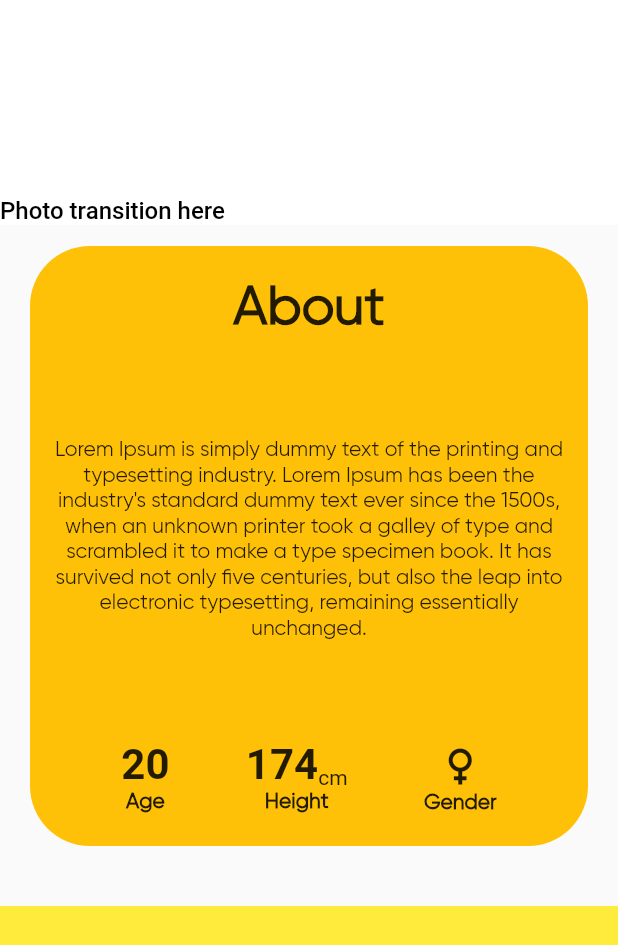
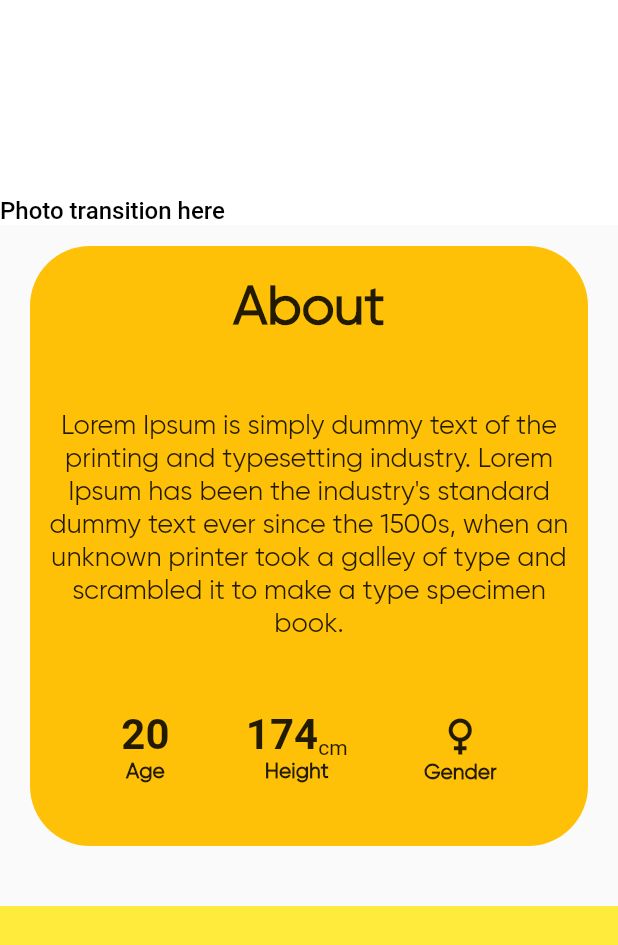
Before and after one commit to Amorion/Amorium, a Flutter app: the CardUser widget shown alone on an empty page, opened directly, scrolled down 576 dp, on a phone screen of 412 x 824 dp. Shown: the top 945 px of the screen. Run offline on Flutter 3.47's test engine with Material 2 defaults, Android fonts, the phone set to English and light mode, and no system bars; our stand-ins replace cloud_firestore, email_validator, firebase_auth, firebase_core, firebase_storage, flutter_riverpod and 1 more; accounts and stored records are empty.

Commit message:
some more

```diff
--- /dev/null
+++ b/lib/screens/home/widgets/about_box.dart
@@ -0,0 +1,116 @@
+import 'package:flutter/material.dart';
+
+class AboutBox extends StatelessWidget {
+  const AboutBox({
+    Key? key,
+  }) : super(key: key);
+
+  @override
+  Widget build(BuildContext context) {
+    return SliverToBoxAdapter(
+      child: Padding(
+        padding: const EdgeInsets.symmetric(
+          vertical: 40.0,
+          horizontal: 20.0,
+        ),
+        child: ClipRRect(
+          borderRadius: BorderRadius.circular(40),
+          child: Container(
+            height: 400,
+            color: Colors.amber,
+            padding: const EdgeInsets.only(
+              top: 20,
+              left: 10,
+              right: 10,
+              bottom: 40,
+            ),
+            child: Column(
+              children: [
+                const Text(
+                  "About",
+                  style: TextStyle(
+                    fontSize: 36,
+                    fontFamily: 'Gilroy',
+                    fontWeight: FontWeight.w900,
+                  ),
+                  textAlign: TextAlign.center,
+                ),
+                const Spacer(),
+                const Text(
+                  "Lorem Ipsum is simply dummy text of the printing and typesetting industry. Lorem Ipsum has been the industry's standard dummy text ever since the 1500s, when an unknown printer took a galley of type and scrambled it to make a type specimen book.",
+                  textAlign: TextAlign.center,
+                  style: TextStyle(
+                    fontFamily: "Gilroy",
+                    fontWeight: FontWeight.w500,
+                    fontSize: 18,
+                  ),
+                ),
+                const Spacer(),
+                Row(
+                  mainAxisAlignment: MainAxisAlignment.spaceEvenly,
+                  children: [
+                    Column(
+                      children: const [
+                        Text(
+                          "20",
+                          style: TextStyle(
+                            fontSize: 28,
+                            fontWeight: FontWeight.bold,
+                          ),
+                        ),
+                        Text(
+                          "Age",
+                          style: TextStyle(
+                              fontFamily: "Gilroy",
+                              fontWeight: FontWeight.w600),
+                        ),
+                      ],
+                    ),
+                    Column(
+                      children: [
+                        Row(
+                          crossAxisAlignment: CrossAxisAlignment.end,
+                          children: const [
+                            Text(
+                              "174",
+                              style: TextStyle(
+                                fontSize: 28,
+                                fontWeight: FontWeight.bold,
+                              ),
+                            ),
+                            Text("cm"),
+                          ],
+                        ),
+                        const Text(
+                          "Height",
+                          style: TextStyle(
+                              fontFamily: "Gilroy",
+                              fontWeight: FontWeight.w600),
+                        ),
+                      ],
+                    ),
+                    Column(
+                      children: const [
+                        Icon(
+                          Icons.female,
+                          size: 34,
+                        ),
+                        Text(
+                          "Gender",
+                          style: TextStyle(
+                            fontFamily: "Gilroy",
+                            fontWeight: FontWeight.w600,
+                          ),
+                        ),
+                      ],
+                    ),
+                  ],
+                ),
+              ],
+            ),
+          ),
+        ),
+      ),
+    );
+  }
+}
--- a/lib/screens/home/widgets/card_user.dart
+++ b/lib/screens/home/widgets/card_user.dart
@@ -1,4 +1,5 @@
 import 'package:amorium/common/widgets/touchable_opacity.dart';
+import 'package:amorium/screens/home/widgets/about_box.dart';
 import 'package:amorium/screens/home/widgets/custom_sliver.dart';
 import 'package:flutter/material.dart';
 
@@ -15,106 +16,7 @@ class CardUser extends StatelessWidget {
           pinned: true,
           delegate: CustomSliverAppBarDelegate(),
         ),
-        SliverToBoxAdapter(
-          child: Padding(
-            padding: const EdgeInsets.symmetric(
-              vertical: 40.0,
-              horizontal: 20.0,
-            ),
-            child: ClipRRect(
-              borderRadius: BorderRadius.circular(40),
-              child: Container(
-                height: 400,
-                color: Colors.amber,
-                padding: const EdgeInsets.symmetric(
-                  vertical: 20,
-                  horizontal: 10,
-                ),
-                child: Column(
-                  children: [
-                    const Text(
-                      "About",
-                      style: TextStyle(
-                        fontSize: 36,
-                        fontFamily: 'Gilroy',
-                        fontWeight: FontWeight.w900,
-                      ),
-                      textAlign: TextAlign.center,
-                    ),
-                    const Spacer(),
-                    const Text(
-                      "Lorem Ipsum is simply dummy text of the printing and typesetting industry. Lorem Ipsum has been the industry's standard dummy text ever since the 1500s, when an unknown printer took a galley of type and scrambled it to make a type specimen book. It has survived not only five centuries, but also the leap into electronic typesetting, remaining essentially unchanged. ",
-                      textAlign: TextAlign.center,
-                      style: TextStyle(
-                          fontFamily: "Gilroy", fontWeight: FontWeight.w500),
-                    ),
-                    const Spacer(),
-                    Row(
-                      mainAxisAlignment: MainAxisAlignment.spaceEvenly,
-                      children: [
-                        Column(
-                          children: const [
-                            Text(
-                              "20",
-                              style: TextStyle(
-                                fontSize: 28,
-                                fontWeight: FontWeight.bold,
-                              ),
-                            ),
-                            Text(
-                              "Age",
-                              style: TextStyle(
-                                  fontFamily: "Gilroy",
-                                  fontWeight: FontWeight.w600),
-                            ),
-                          ],
-                        ),
-                        Column(
-                          children: [
-                            Row(
-                              crossAxisAlignment: CrossAxisAlignment.end,
-                              children: const [
-                                Text(
-                                  "174",
-                                  style: TextStyle(
-                                    fontSize: 28,
-                                    fontWeight: FontWeight.bold,
-                                  ),
-                                ),
-                                Text("cm"),
-                              ],
-                            ),
-                            const Text(
-                              "Height",
-                              style: TextStyle(
-                                  fontFamily: "Gilroy",
-                                  fontWeight: FontWeight.w600),
-                            ),
-                          ],
-                        ),
-                        Column(
-                          children: const [
-                            Icon(
-                              Icons.female,
-                              size: 34,
-                            ),
-                            Text(
-                              "Gender",
-                              style: TextStyle(
-                                fontFamily: "Gilroy",
-                                fontWeight: FontWeight.w600,
-                              ),
-                            ),
-                          ],
-                        ),
-                      ],
-                    ),
-                  ],
-                ),
-              ),
-            ),
-          ),
-        ),
+        const AboutBox(),
         SliverToBoxAdapter(
           child: Container(
             height: 300,
```
